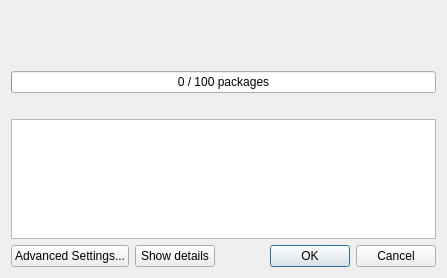
MITK/MITK, file Modules/PythonInstallerUI/src/QmitkPipInstallDialog.ui: the form before one commit.
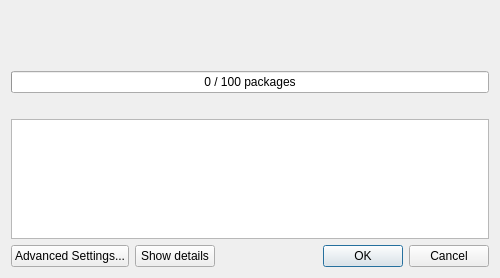
The form after the commit.

Commit message: Stabilize pip install dialog height and fix duplicate Retry slot

```diff
--- a/Modules/PythonInstallerUI/src/QmitkPipInstallDialog.ui
+++ b/Modules/PythonInstallerUI/src/QmitkPipInstallDialog.ui
@@ -9,8 +9,8 @@
    <rect>
     <x>0</x>
     <y>0</y>
-    <width>447</width>
-    <height>226</height>
+    <width>500</width>
+    <height>250</height>
    </rect>
   </property>
   <property name="windowTitle">
```
Left out of the diff: 12 changed lines with no effect on the pictures. The commit also changes 2 other files.
